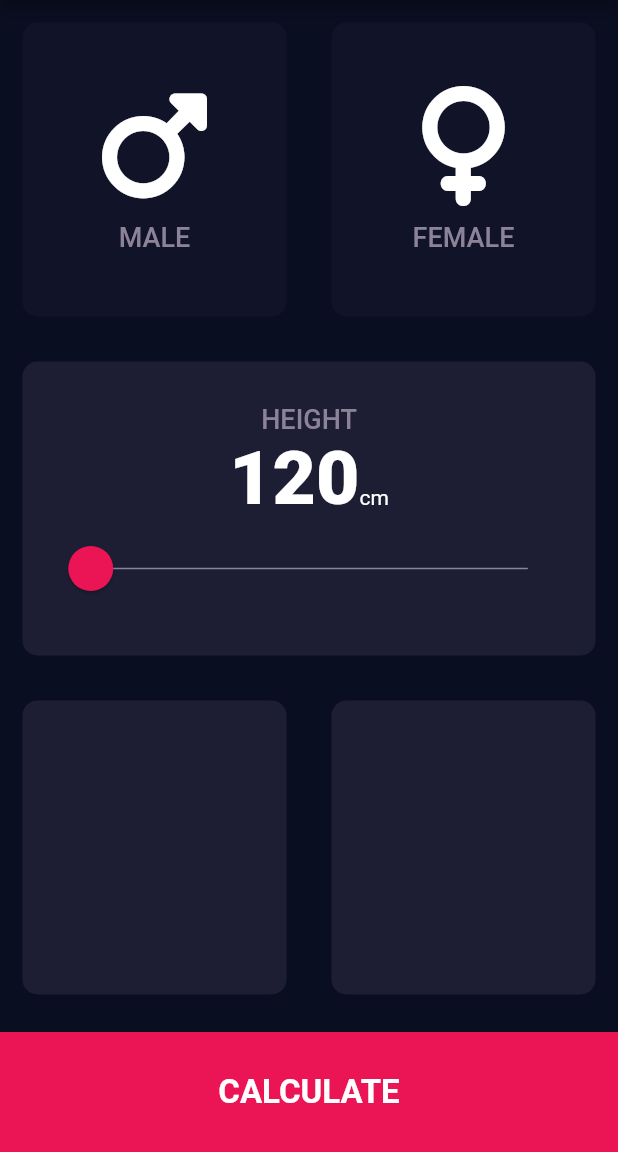
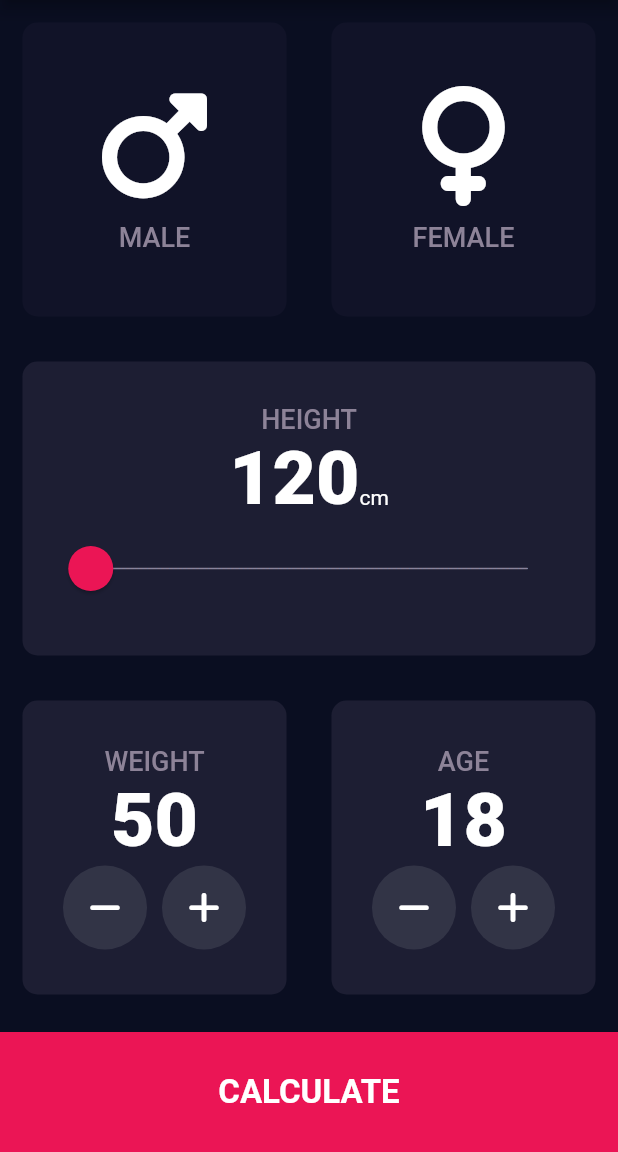
Before and after one commit to sahunitin023/bmi-calculator, a Flutter app: the screen it shows after launch, on a phone screen of 412 x 824 dp, the part 84-1236 px from its top. Run offline on Flutter 3.47's test engine with Material 2 defaults, Android fonts, the phone set to English and light mode, and no system bars; our stand-ins replace font_awesome_flutter.

Commit message:
Added the Weight and Age card with funtionality

```diff
--- a/lib/constants.dart
+++ b/lib/constants.dart
@@ -4,6 +4,7 @@ const kActiveCardColor = Color(0xFf1D1E33);
 const kInactiveCardColor = Color(0xFF111328);
 const kBottomBoxHeight = 80.0;
 const kBottomBoxColor = Color(0xFFEB1555);
+int userHeight = 120;
 
 const kLabelTextStyle = TextStyle(
   color: Color(0xFF8D8398),
--- a/lib/input_page.dart
+++ b/lib/input_page.dart
@@ -5,6 +5,7 @@ import 'package:font_awesome_flutter/font_awesome_flutter.dart';
 import 'icon_content.dart';
 import 'reusable_card.dart';
 import 'constants.dart';
+import 'round_icon_button.dart';
 
 class InputPage extends StatefulWidget {
   const InputPage({Key? key}) : super(key: key);
@@ -19,8 +20,9 @@ enum Gender {
 }
 
 class _InputPageState extends State<InputPage> {
-  int userHeight = 120;
   Gender? selectedGender;
+  int weight = 50;
+  int age = 18;
   @override
   Widget build(BuildContext context) {
     return Scaffold(
@@ -124,17 +126,85 @@ class _InputPageState extends State<InputPage> {
           ),
           Expanded(
             child: Row(
-              children: const [
+              children: [
                 Expanded(
                   child: ReusableCard(
                     colour: kActiveCardColor,
-                    //cardChild: Text('data'),
+                    cardChild: Column(
+                      mainAxisAlignment: MainAxisAlignment.center,
+                      children: [
+                        const Text(
+                          'WEIGHT',
+                          style: kLabelTextStyle,
+                        ),
+                        Text(
+                          weight.toString(),
+                          style: kNumberTextStyle,
+                        ),
+                        Row(
+                          mainAxisAlignment: MainAxisAlignment.center,
+                          children: [
+                            RoundIconButton(
+                              icon: FontAwesomeIcons.minus,
+                              onPress: (() {
+                                setState(() {
+                                  weight--;
+                                });
+                              }),
+                            ),
+                            const SizedBox(width: 10.0),
+                            RoundIconButton(
+                              icon: FontAwesomeIcons.plus,
+                              onPress: (() {
+                                setState(() {
+                                  weight++;
+                                });
+                              }),
+                            ),
+                          ],
+                        )
+                      ],
+                    ),
                   ),
                 ),
                 Expanded(
                   child: ReusableCard(
                     colour: kActiveCardColor,
-                    //cardChild: Text('data'),
+                    cardChild: Column(
+                      mainAxisAlignment: MainAxisAlignment.center,
+                      children: [
+                        const Text(
+                          'AGE',
+                          style: kLabelTextStyle,
+                        ),
+                        Text(
+                          age.toString(),
+                          style: kNumberTextStyle,
+                        ),
+                        Row(
+                          mainAxisAlignment: MainAxisAlignment.center,
+                          children: [
+                            RoundIconButton(
+                              icon: FontAwesomeIcons.minus,
+                              onPress: () {
+                                setState(() {
+                                  age--;
+                                });
+                              },
+                            ),
+                            const SizedBox(width: 10.0),
+                            RoundIconButton(
+                              icon: FontAwesomeIcons.plus,
+                              onPress: () {
+                                setState(() {
+                                  age++;
+                                });
+                              },
+                            ),
+                          ],
+                        )
+                      ],
+                    ),
                   ),
                 ),
               ],
--- /dev/null
+++ b/lib/round_icon_button.dart
@@ -0,0 +1,23 @@
+import 'package:flutter/material.dart';
+
+class RoundIconButton extends StatelessWidget {
+  // ignore: use_key_in_widget_constructors
+  const RoundIconButton({required this.icon, required this.onPress});
+
+  final IconData icon;
+  final Function() onPress;
+  @override
+  Widget build(BuildContext context) {
+    return RawMaterialButton(
+      onPressed: onPress,
+      elevation: 0.0,
+      shape: const CircleBorder(),
+      fillColor: const Color.fromARGB(115, 76, 79, 94),
+      constraints: const BoxConstraints.tightFor(
+        width: 56.0,
+        height: 56.0,
+      ),
+      child: Icon(icon),
+    );
+  }
+}
```
